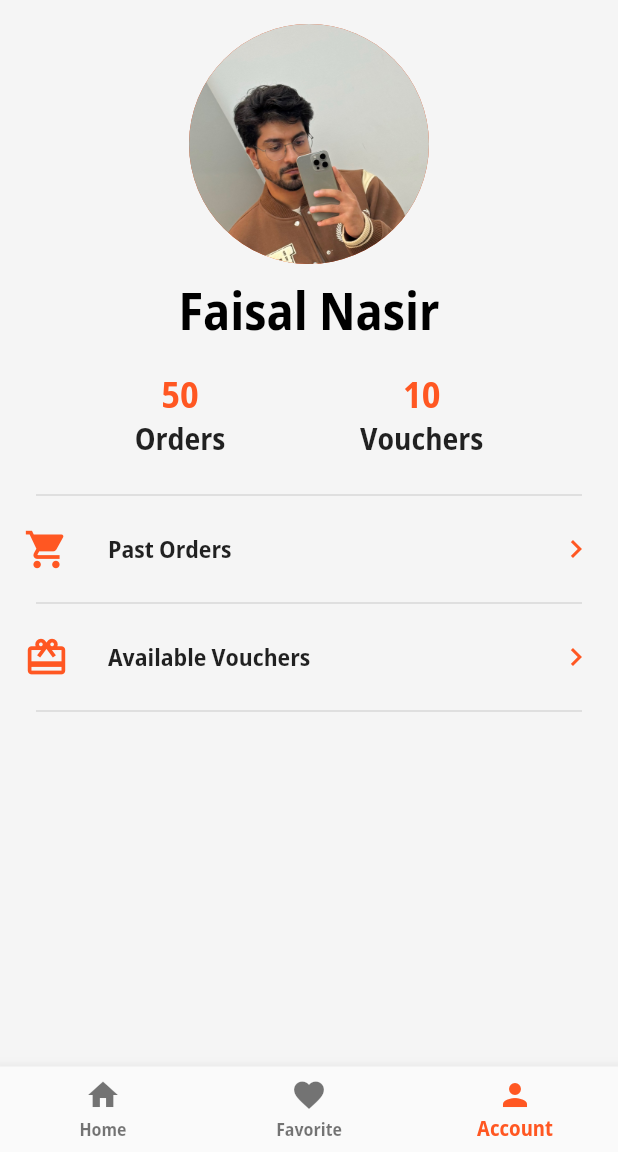
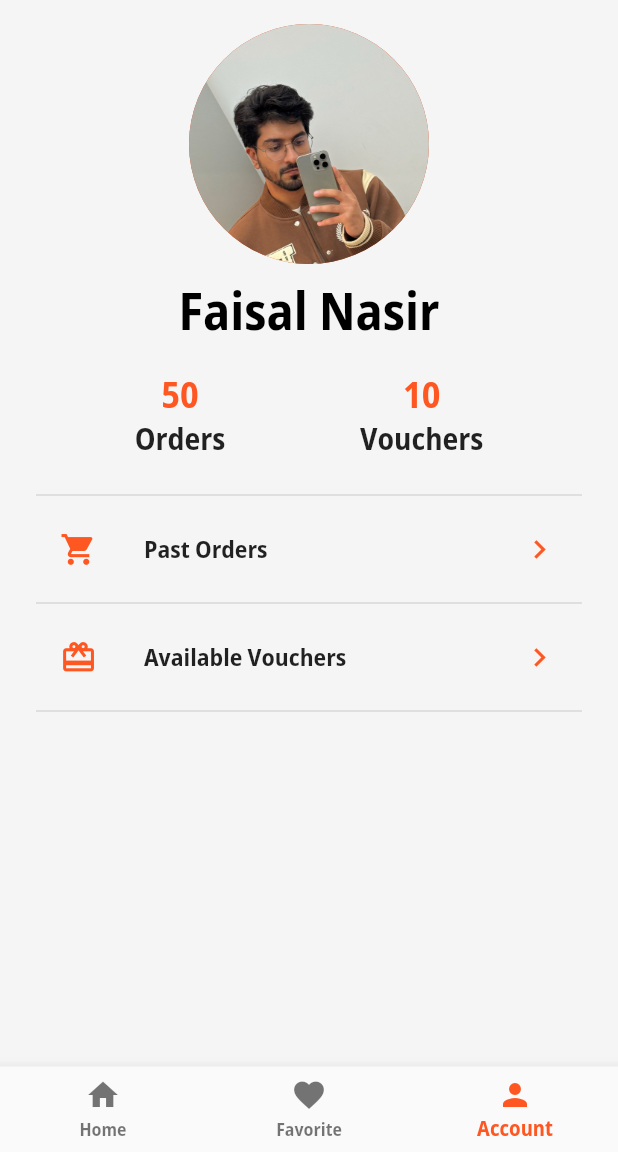
Before and after one commit to Fnmghaithi/food_delivery_app, a Flutter app: the screen it shows after launch, item 3 of the bottom bar chosen, on a phone screen of 412 x 824 dp, the part 84-1236 px from its top. Run offline on Flutter 3.47's test engine with Material 3 defaults, Android fonts, the phone set to English and light mode, and no system bars; network calls fail.

Commit message:
calculating sized dynamically through MediaQuery

```diff
--- a/lib/screens/account_page.dart
+++ b/lib/screens/account_page.dart
@@ -31,18 +31,23 @@ class AccountPage extends StatelessWidget {
     String? subtitle,
     required IconData leadingIcon,
   }) {
-    return ListTile(
+    final size = MediaQuery.of(context).size;
+    return Padding(
+      padding: const EdgeInsets.symmetric(horizontal: 24.0),
+      child: ListTile(
         leading: Icon(
           leadingIcon,
-        size: 30,
+          size: size.height * 0.03,
           // color: Theme.of(context).primaryColor,
         ),
         title: Text(title),
         subtitle: subtitle != null ? Text(subtitle) : null,
-      trailing: const Icon(
+        trailing: Icon(
           Icons.chevron_right,
+          size: size.height * 0.03,
         ),
         onTap: () {},
+      ),
     );
   }
 
--- a/lib/screens/favorites_page.dart
+++ b/lib/screens/favorites_page.dart
@@ -13,6 +13,8 @@ class FavoritesPage extends StatefulWidget {
 class _FavoritesPageState extends State<FavoritesPage> {
   @override
   Widget build(BuildContext context) {
+    final size = MediaQuery.of(context).size;
+
     return SingleChildScrollView(
       child: Padding(
         padding: const EdgeInsets.all(16.0),
@@ -22,7 +24,7 @@ class _FavoritesPageState extends State<FavoritesPage> {
                   children: [
                     Image.asset(
                       'assets/images/empty_state.png',
-                      height: 350,
+                      height: size.height * 0.4,
                       fit: BoxFit.cover,
                     ),
                     Text(
--- a/lib/screens/home_page.dart
+++ b/lib/screens/home_page.dart
@@ -27,10 +27,10 @@ class HomePage extends StatelessWidget {
               itemCount: foodItems.length,
               physics: const NeverScrollableScrollPhysics(),
               shrinkWrap: true,
-              gridDelegate: const SliverGridDelegateWithFixedCrossAxisCount(
+              gridDelegate: SliverGridDelegateWithFixedCrossAxisCount(
                 crossAxisCount: 2,
-                mainAxisSpacing: 12,
-                crossAxisSpacing: 12,
+                mainAxisSpacing: size.height * 0.02,
+                crossAxisSpacing: size.height * 0.02,
                 childAspectRatio: 0.95,
               ),
               itemBuilder: (context, index) => FoodGridItem(
```
Also changed, not shown: lib/widgets/favorite_item.dart (+6 -3 lines), lib/widgets/food_grid_item.dart (+33 -10 lines). Lines whose indentation alone changed are shown as unchanged.
